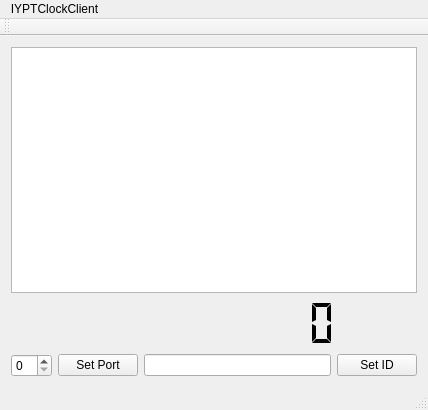
Above: iyptclockclient/mainwindow.ui from drogenlied/QIYPTClock before the change. Below: the same form after it.
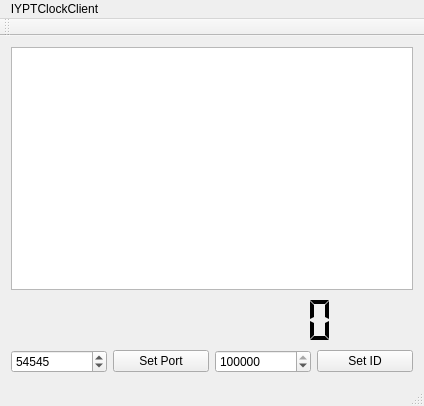
That is the form after the change. Custom widgets are drawn as their Qt base class.

Commit message: implement signature and port setting in client

What changed in the file:
```diff
--- a/iyptclockclient/mainwindow.ui
+++ b/iyptclockclient/mainwindow.ui
@@ -6,16 +6,16 @@
    <rect>
     <x>0</x>
     <y>0</y>
-    <width>428</width>
-    <height>410</height>
+    <width>424</width>
+    <height>406</height>
    </rect>
   </property>
   <property name="windowTitle">
    <string>MainWindow</string>
   </property>
   <widget class="QWidget" name="centralWidget">
-   <layout class="QVBoxLayout" name="verticalLayout">
-    <item>
+   <layout class="QGridLayout" name="gridLayout">
+    <item row="0" column="0" colspan="4">
      <widget class="ThemeClockWidget" name="graphicsView">
       <property name="sizePolicy">
        <sizepolicy hsizetype="Expanding" vsizetype="Expanding">
@@ -25,7 +25,7 @@
       </property>
      </widget>
     </item>
-    <item>
+    <item row="1" column="0" colspan="4">
      <widget class="QLCDNumber" name="lcdNumber">
       <property name="sizePolicy">
        <sizepolicy hsizetype="Minimum" vsizetype="Minimum">
@@ -44,38 +44,51 @@
       </property>
      </widget>
     </item>
-    <item>
-     <layout class="QHBoxLayout" name="horizontalLayout">
-      <item>
-       <widget class="QSpinBox" name="spinBox"/>
-      </item>
-      <item>
-       <widget class="QPushButton" name="button_set_port">
+    <item row="2" column="0">
+     <widget class="QSpinBox" name="portBox">
+      <property name="minimum">
+       <number>1</number>
+      </property>
+      <property name="maximum">
+       <number>65536</number>
+      </property>
+      <property name="value">
+       <number>54545</number>
+      </property>
+     </widget>
+    </item>
+    <item row="2" column="1">
+     <widget class="QPushButton" name="portButton">
         <property name="text">
          <string>Set Port</string>
         </property>
        </widget>
       </item>
-      <item>
-       <widget class="QLineEdit" name="lineEdit"/>
-      </item>
-      <item>
-       <widget class="QPushButton" name="button_set_id">
+    <item row="2" column="2">
+     <widget class="QSpinBox" name="idBox">
+      <property name="maximum">
+       <number>400000000</number>
+      </property>
+      <property name="value">
+       <number>123456</number>
+      </property>
+     </widget>
+    </item>
+    <item row="2" column="3">
+     <widget class="QPushButton" name="idButton">
         <property name="text">
          <string>Set ID</string>
         </property>
        </widget>
       </item>
      </layout>
-    </item>
-   </layout>
   </widget>
   <widget class="QMenuBar" name="menuBar">
    <property name="geometry">
     <rect>
      <x>0</x>
      <y>0</y>
-     <width>428</width>
+     <width>424</width>
      <height>22</height>
     </rect>
    </property>
```
Left out of the diff: 2 changed lines with no effect on the pictures. Lines whose indentation alone changed are shown as unchanged. The commit also changes 4 other files.
